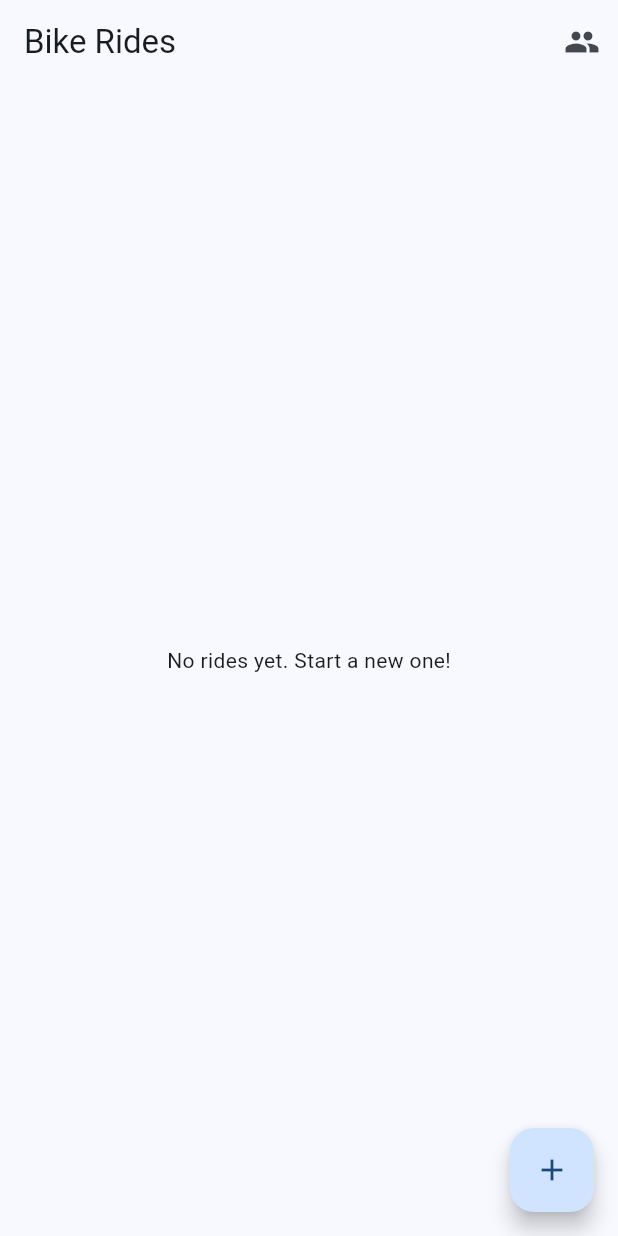
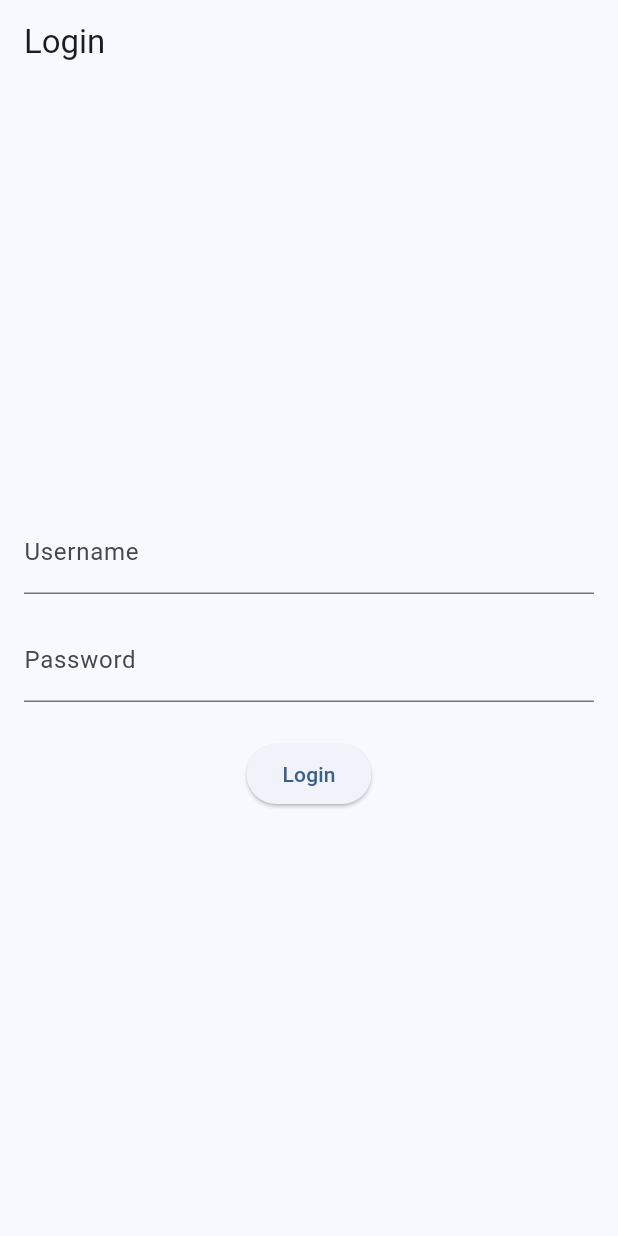
Before and after one commit to amitjoel22/julesride, a Flutter app: the screen it shows after launch, on a phone screen of 412 x 824 dp. Run offline on Flutter 3.47's test engine with Material 3 defaults, Android fonts, the phone set to English and light mode, and no system bars; our stand-ins replace geolocator, image_picker.

Commit message:
feat: Add user authentication to bike rider app
Added AuthProvider and LoginScreen to support user authentication before
accessing the bike rider features. Tests were also updated and verified.

Co-authored-by: amitjoel22 <46165967+amitjoel22@users.noreply.github.com>

```diff
--- a/lib/main.dart
+++ b/lib/main.dart
@@ -1,12 +1,15 @@
 import 'package:flutter/material.dart';
 import 'package:provider/provider.dart';
+import 'providers/auth_provider.dart';
 import 'providers/ride_provider.dart';
 import 'screens/home_screen.dart';
+import 'screens/login_screen.dart';
 
 void main() {
   runApp(
     MultiProvider(
       providers: [
+        ChangeNotifierProvider(create: (_) => AuthProvider()),
         ChangeNotifierProvider(create: (_) => RideProvider()),
       ],
       child: const MyApp(),
@@ -25,7 +28,14 @@ class MyApp extends StatelessWidget {
         colorScheme: ColorScheme.fromSeed(seedColor: Colors.blue),
         useMaterial3: true,
       ),
-      home: const HomeScreen(),
+      home: Consumer<AuthProvider>(
+        builder: (context, auth, _) {
+          if (auth.isAuthenticated) {
+            return const HomeScreen();
+          }
+          return const LoginScreen();
+        },
+      ),
     );
   }
 }
--- /dev/null
+++ b/lib/providers/auth_provider.dart
@@ -0,0 +1,25 @@
+import 'package:flutter/foundation.dart';
+
+class AuthProvider with ChangeNotifier {
+  bool _isAuthenticated = false;
+  String? _username;
+
+  bool get isAuthenticated => _isAuthenticated;
+  String? get username => _username;
+
+  Future<void> login(String username, String password) async {
+    // In a real app, you would verify credentials here.
+    // For this demonstration, we'll just accept any non-empty input.
+    if (username.isNotEmpty && password.isNotEmpty) {
+      _isAuthenticated = true;
+      _username = username;
+      notifyListeners();
+    }
+  }
+
+  void logout() {
+    _isAuthenticated = false;
+    _username = null;
+    notifyListeners();
+  }
+}
--- /dev/null
+++ b/lib/screens/login_screen.dart
@@ -0,0 +1,52 @@
+import 'package:flutter/material.dart';
+import 'package:provider/provider.dart';
+import '../providers/auth_provider.dart';
+
+class LoginScreen extends StatefulWidget {
+  const LoginScreen({super.key});
+
+  @override
+  State<LoginScreen> createState() => _LoginScreenState();
+}
+
+class _LoginScreenState extends State<LoginScreen> {
+  final _usernameController = TextEditingController();
+  final _passwordController = TextEditingController();
+
+  @override
+  Widget build(BuildContext context) {
+    return Scaffold(
+      appBar: AppBar(
+        title: const Text('Login'),
+      ),
+      body: Padding(
+        padding: const EdgeInsets.all(16.0),
+        child: Column(
+          mainAxisAlignment: MainAxisAlignment.center,
+          children: [
+            TextField(
+              controller: _usernameController,
+              decoration: const InputDecoration(labelText: 'Username'),
+            ),
+            const SizedBox(height: 16),
+            TextField(
+              controller: _passwordController,
+              decoration: const InputDecoration(labelText: 'Password'),
+              obscureText: true,
+            ),
+            const SizedBox(height: 24),
+            ElevatedButton(
+              onPressed: () {
+                Provider.of<AuthProvider>(context, listen: false).login(
+                  _usernameController.text,
+                  _passwordController.text,
+                );
+              },
+              child: const Text('Login'),
+            ),
+          ],
+        ),
+      ),
+    );
+  }
+}
```
Also changed, not shown: lib/screens/home_screen.dart (+7 -0 lines), 1 other file.
